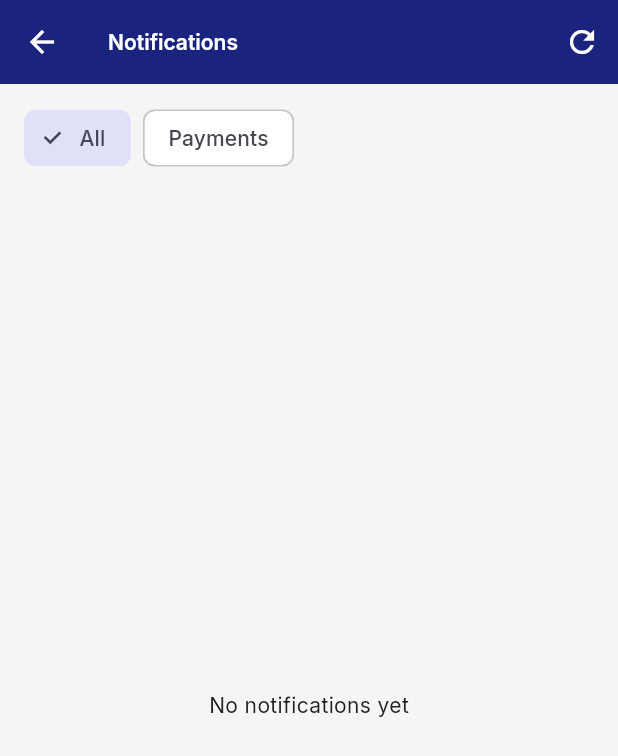
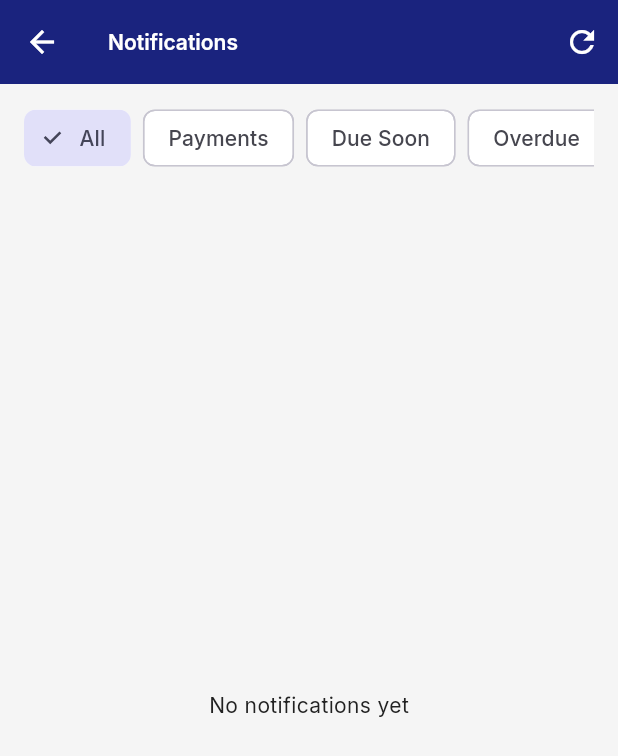
Before and after one commit to JabbarKakar/factory_management, a Flutter app: the screen it shows once a user with an empty profile is signed in, after a tap on the "notifications" icon, on a phone screen of 412 x 824 dp. Shown: the top 756 px of the screen. Run offline on Flutter 3.47's test engine with Material 3 defaults, Android fonts, the phone set to English and light mode, and no system bars; our stand-ins replace bloc, cloud_firestore, equatable, firebase_auth, firebase_core, flutter_bloc and 4 more; accounts and stored records are empty.

Commit message:
By Jabbar, Sprint 6 enhanced

```diff
--- a/lib/blocs/job_work/job_work_invoice_bloc.dart
+++ b/lib/blocs/job_work/job_work_invoice_bloc.dart
@@ -4,6 +4,7 @@ import 'package:equatable/equatable.dart';
 import '../../data/repositories/job_work_invoice_repository.dart';
 import '../../data/repositories/payment_repository.dart';
 import '../../data/services/customer_ledger_service.dart';
+import '../../data/services/payment_due_scanner_service.dart';
 import '../../domain/entities/job_work_invoice.dart';
 import '../../domain/entities/payment.dart';
 import '../../domain/enums/invoice_enums.dart';
@@ -17,9 +18,11 @@ class JobWorkInvoiceBloc
     required JobWorkInvoiceRepository invoiceRepository,
     required PaymentRepository paymentRepository,
     required CustomerLedgerService ledgerService,
+    required PaymentDueScannerService scannerService,
   })  : _invoiceRepository = invoiceRepository,
         _paymentRepository = paymentRepository,
         _ledgerService = ledgerService,
+        _scannerService = scannerService,
         super(const JobWorkInvoiceState()) {
     on<JobWorkInvoiceLoadByJobWork>(_onLoadByJobWork);
     on<JobWorkInvoiceLoadById>(_onLoadById);
@@ -30,6 +33,7 @@ class JobWorkInvoiceBloc
   final JobWorkInvoiceRepository _invoiceRepository;
   final PaymentRepository _paymentRepository;
   final CustomerLedgerService _ledgerService;
+  final PaymentDueScannerService _scannerService;
 
   Future<void> _onLoadByJobWork(
     JobWorkInvoiceLoadByJobWork event,
@@ -95,6 +99,7 @@ class JobWorkInvoiceBloc
       final invoice =
           await _invoiceRepository.generateFromJobWorkOrder(event.jobWorkId);
       await _ledgerService.syncCustomerBalance(invoice.customerId);
+      await _scannerService.scan(invoice.factoryId);
       await _emitWithPayments(invoice, emit, saved: true);
     } catch (e) {
       emit(
--- a/lib/blocs/notification/notification_bloc.dart
+++ b/lib/blocs/notification/notification_bloc.dart
@@ -154,6 +154,23 @@ class NotificationBloc extends Bloc<NotificationEvent, NotificationState> {
       NotificationFilter.all => notifications,
       NotificationFilter.payments =>
         notifications.where((n) => n.type.isPaymentType).toList(),
+      NotificationFilter.dueThisWeek => notifications.where((n) {
+          if (n.type == NotificationType.paymentOverdue ||
+              n.type == NotificationType.partialPaymentReceived) {
+            return false;
+          }
+          if (!n.type.isPaymentType) return false;
+          final due = n.dueDate;
+          if (due == null) return false;
+          final now = DateTime.now();
+          final today = DateTime(now.year, now.month, now.day);
+          final dueDay = DateTime(due.year, due.month, due.day);
+          final daysUntil = dueDay.difference(today).inDays;
+          return daysUntil >= 0 && daysUntil <= 7;
+        }).toList(),
+      NotificationFilter.overdue => notifications
+          .where((n) => n.type == NotificationType.paymentOverdue)
+          .toList(),
     };
   }
 
--- a/lib/core/di/injection.dart
+++ b/lib/core/di/injection.dart
@@ -93,6 +93,7 @@ void setupDependencies() {
       invoiceRepository: getIt<JobWorkInvoiceRepository>(),
       paymentRepository: getIt<PaymentRepository>(),
       ledgerService: getIt<CustomerLedgerService>(),
+      scannerService: getIt<PaymentDueScannerService>(),
     ),
   );
 }
--- a/lib/domain/enums/notification_enums.dart
+++ b/lib/domain/enums/notification_enums.dart
@@ -45,10 +45,16 @@ enum NotificationPriority {
 
 enum NotificationFilter {
   all,
-  payments;
+  payments,
+  dueThisWeek,
+  overdue;
 
   String get label => switch (this) {
         NotificationFilter.all => 'All',
         NotificationFilter.payments => 'Payments',
+        NotificationFilter.dueThisWeek => 'Due Soon',
+        NotificationFilter.overdue => 'Overdue',
       };
+
+  bool get isQuickFilter => this == dueThisWeek || this == overdue;
 }
--- a/lib/presentation/routes/app_router.dart
+++ b/lib/presentation/routes/app_router.dart
@@ -10,6 +10,7 @@ import '../../blocs/job_work/job_work_output_bloc.dart';
 import '../../blocs/customer/customer_form_bloc.dart';
 import '../../blocs/customer/customer_list_bloc.dart';
 import '../../core/di/injection.dart';
+import '../../domain/enums/notification_enums.dart';
 import '../screens/splash/splash_screen.dart';
 import '../screens/auth/forgot_password_screen.dart';
 import '../screens/auth/login_screen.dart';
@@ -81,7 +82,16 @@ GoRouter createAppRouter(AuthBloc authBloc) {
       GoRoute(
         path: RoutePaths.notifications,
         parentNavigatorKey: rootNavigatorKey,
-        builder: (context, state) => const NotificationCenterScreen(),
+        builder: (context, state) {
+          final filterName = state.uri.queryParameters['filter'];
+          final initialFilter = filterName == null
+              ? NotificationFilter.all
+              : NotificationFilter.values.firstWhere(
+                  (filter) => filter.name == filterName,
+                  orElse: () => NotificationFilter.all,
+                );
+          return NotificationCenterScreen(initialFilter: initialFilter);
+        },
       ),
       StatefulShellRoute.indexedStack(
         builder: (context, state, navigationShell) {
--- a/lib/presentation/routes/route_paths.dart
+++ b/lib/presentation/routes/route_paths.dart
@@ -1,3 +1,5 @@
+import '../../domain/enums/notification_enums.dart';
+
 abstract final class RoutePaths {
   static const String splash = '/';
   static const String login = '/login';
@@ -25,4 +27,7 @@ abstract final class RoutePaths {
   static const String sales = '/sales';
   static const String more = '/more';
   static const String notifications = '/notifications';
+
+  static String notificationsWithFilter(NotificationFilter filter) =>
+      '$notifications?filter=${filter.name}';
 }
--- a/lib/presentation/screens/customers/customers_screen.dart
+++ b/lib/presentation/screens/customers/customers_screen.dart
@@ -9,6 +9,7 @@ import '../../routes/route_paths.dart';
 import '../../utils/auth_context.dart';
 import '../../widgets/customers/customer_list_tile.dart';
 import '../../widgets/empty_state_view.dart';
+import '../../widgets/notification_bell.dart';
 
 class CustomersScreen extends StatefulWidget {
   const CustomersScreen({super.key});
@@ -31,6 +32,9 @@ class _CustomersScreenState extends State<CustomersScreen> {
     return Scaffold(
       appBar: AppBar(
         title: const Text(AppStrings.customers),
+        actions: const [
+          NotificationBell(),
+        ],
       ),
       floatingActionButton: FloatingActionButton.extended(
         heroTag: 'fab-customers',
--- a/lib/presentation/screens/notifications/notification_center_screen.dart
+++ b/lib/presentation/screens/notifications/notification_center_screen.dart
@@ -11,8 +11,31 @@ import '../../../domain/entities/app_notification.dart';
 import '../../../domain/enums/notification_enums.dart';
 import '../../routes/route_paths.dart';
 
-class NotificationCenterScreen extends StatelessWidget {
-  const NotificationCenterScreen({super.key});
+class NotificationCenterScreen extends StatefulWidget {
+  const NotificationCenterScreen({
+    this.initialFilter = NotificationFilter.all,
+    super.key,
+  });
+
+  final NotificationFilter initialFilter;
+
+  @override
+  State<NotificationCenterScreen> createState() =>
+      _NotificationCenterScreenState();
+}
+
+class _NotificationCenterScreenState extends State<NotificationCenterScreen> {
+  @override
+  void initState() {
+    super.initState();
+    if (widget.initialFilter != NotificationFilter.all) {
+      WidgetsBinding.instance.addPostFrameCallback((_) {
+        getIt<NotificationBloc>().add(
+          NotificationFilterChanged(widget.initialFilter),
+        );
+      });
+    }
+  }
 
   @override
   Widget build(BuildContext context) {
@@ -62,6 +85,8 @@ class _NotificationCenterView extends StatelessWidget {
             children: [
               Padding(
                 padding: const EdgeInsets.fromLTRB(16, 12, 16, 0),
+                child: SingleChildScrollView(
+                  scrollDirection: Axis.horizontal,
                   child: Row(
                     children: NotificationFilter.values.map((filter) {
                       return Padding(
@@ -69,12 +94,14 @@ class _NotificationCenterView extends StatelessWidget {
                         child: FilterChip(
                           label: Text(filter.label),
                           selected: state.filter == filter,
-                        onSelected: (_) => context.read<NotificationBloc>().add(
+                          onSelected: (_) =>
+                              context.read<NotificationBloc>().add(
                                     NotificationFilterChanged(filter),
                                   ),
                         ),
                       );
                     }).toList(),
+                  ),
                 ),
               ),
               Expanded(child: _buildBody(context, state)),
```
Also changed, not shown: lib/presentation/screens/job_work/job_work_list_screen.dart (+7 -1 lines), lib/presentation/widgets/payment_reminders_card.dart (+39 -3 lines). Lines whose indentation alone changed are shown as unchanged.
